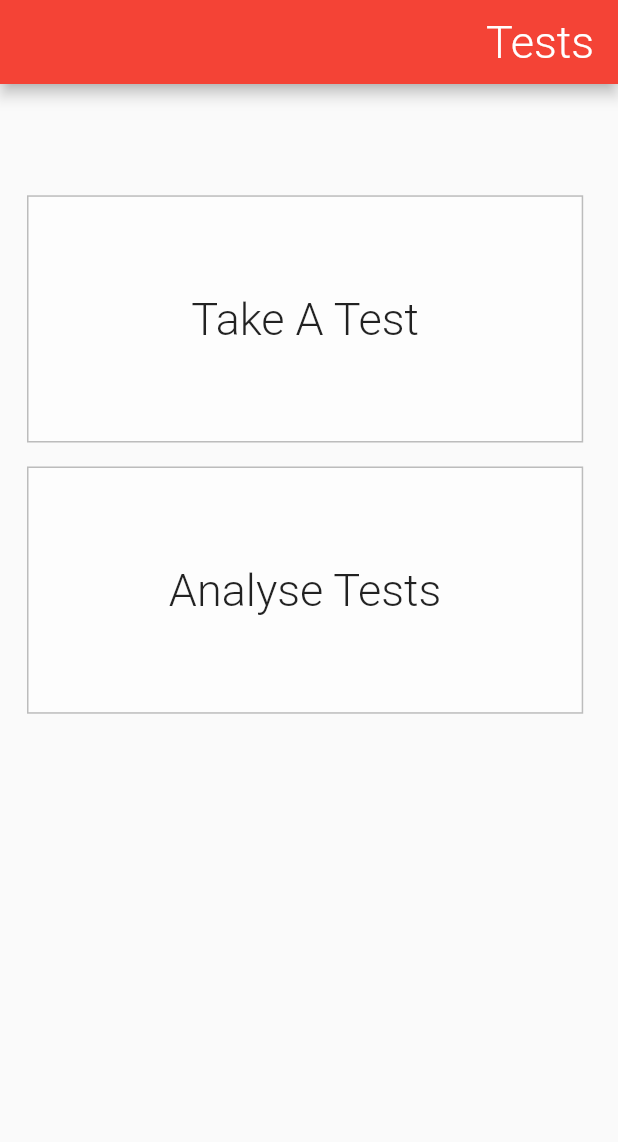
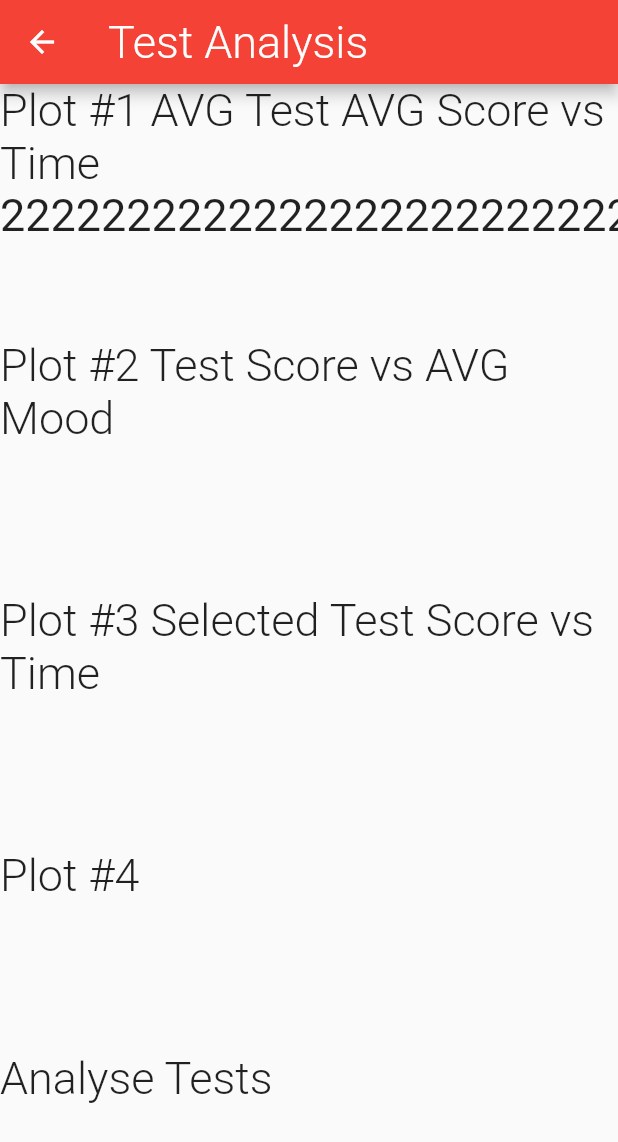
Before and after one commit to dispersik/psychodynamics, a Flutter app: the TestScreen screen opened directly, after a tap on "Analyse Tests", on a phone screen of 412 x 824 dp. Shown: the top 1142 px of the screen. Run offline on Flutter 3.47's test engine with Material 2 defaults, Android fonts, the phone set to English and light mode, and no system bars; our stand-ins replace flutter_bloc, sqflite; accounts and stored records are empty.

```diff
--- /dev/null
+++ b/lib/front/screens/tests/test_analyse/test_analyse_screen.dart
@@ -0,0 +1,99 @@
+import 'package:flutter/cupertino.dart';
+import 'package:flutter/material.dart';
+
+class TestAnalyseScreen extends StatefulWidget {
+  @override
+  _TestAnalyseScreenState createState() => _TestAnalyseScreenState();
+}
+
+class _TestAnalyseScreenState extends State<TestAnalyseScreen> {
+  @override
+  Widget build(BuildContext context) {
+    return Scaffold(
+      appBar: AppBar(
+        title: Text(
+          'Test Analysis',
+          style: TextStyle(
+            fontSize: 30,
+            fontWeight: FontWeight.w300,
+          ),
+        ),
+      ),
+      body: ListView(
+        children: [
+          Text(
+            'Plot #1 AVG Test AVG Score vs Time',
+            style: TextStyle(
+              fontWeight: FontWeight.w300,
+              fontSize: 30,
+            ),
+          ),
+          SizedBox(
+            height: 100,
+            child: ListView(
+              scrollDirection: Axis.horizontal,
+              children: [
+                Text(
+                  '22222222222222222222222222323266666666464618461846182461246124721481264127468126418746184612487148768714681246174184',
+                  style: TextStyle(
+                    fontSize: 30,
+                  ),
+                )
+              ],
+            ),
+          ),
+          Text(
+            'Plot #2 Test Score vs AVG Mood',
+            style: TextStyle(
+              fontWeight: FontWeight.w300,
+              fontSize: 30,
+            ),
+          ),
+          SizedBox(
+            height: 100,
+          ),
+          Text(
+            'Plot #3 Selected Test Score vs Time',
+            style: TextStyle(
+              fontWeight: FontWeight.w300,
+              fontSize: 30,
+            ),
+          ),
+          SizedBox(
+            height: 100,
+          ),
+          Text(
+            'Plot #4 ',
+            style: TextStyle(
+              fontWeight: FontWeight.w300,
+              fontSize: 30,
+            ),
+          ),
+          SizedBox(
+            height: 100,
+          ),
+          Text(
+            'Analyse Tests',
+            style: TextStyle(
+              fontWeight: FontWeight.w300,
+              fontSize: 30,
+            ),
+          ),
+          SizedBox(
+            height: 100,
+          ),
+          Text(
+            'Analyse Tests',
+            style: TextStyle(
+              fontWeight: FontWeight.w300,
+              fontSize: 30,
+            ),
+          ),
+          SizedBox(
+            height: 100,
+          ),
+        ],
+      ),
+    );
+  }
+}
--- a/lib/front/screens/tests/test_screen.dart
+++ b/lib/front/screens/tests/test_screen.dart
@@ -1,6 +1,7 @@
 import 'package:flutter/cupertino.dart';
 import 'package:flutter/material.dart';
 import 'package:psychodynamics/back/data/utilities/bdi_ru_parser.dart';
+import 'package:psychodynamics/front/screens/tests/test_analyse/test_analyse_screen.dart';
 import 'package:psychodynamics/front/screens/tests/test_listing/test_listing_screen.dart';
 
 class TestScreen extends StatefulWidget {
@@ -66,7 +67,12 @@ class _TestScreen extends State<TestScreen> {
               ),
               GestureDetector(
                 onTap: () async {
-                  // Navigator.
+                  Navigator.push(
+                    context,
+                    CupertinoPageRoute(
+                      builder: (context) => TestAnalyseScreen(),
+                    ),
+                  );
                 },
                 child: Padding(
                   padding: const EdgeInsets.all(8.0),
@@ -77,13 +83,14 @@ class _TestScreen extends State<TestScreen> {
                         color: Colors.white54,
                         border: Border.all(color: Colors.black26)),
                     child: Center(
-                        child: Text(
-                      'Analyse Tests',
-                      style: TextStyle(
-                        fontWeight: FontWeight.w300,
-                        fontSize: 30,
+                      child: Text(
+                        'Analyse Tests',
+                        style: TextStyle(
+                          fontWeight: FontWeight.w300,
+                          fontSize: 30,
+                        ),
                       ),
-                    )),
+                    ),
                   ),
                 ),
               ),
--- a/pubspec.yaml
+++ b/pubspec.yaml
@@ -26,7 +26,6 @@ dependencies:
   flutter_bloc: ^7.0.0
   fl_chart: ^0.30.0
   sqflite: ^2.0.0+3
-  webview_flutter: ^2.0.3
   analyzer: ^1.3.0
 
   # The following adds the Cupertino Icons font to your application.
```
Also changed, not shown: lib/front/screens/mood/mood_screen.dart (+8 -3 lines), lib/front/screens/mood/new_mood/new_mood_screen.dart (added, +71 -0 lines), lib/front/screens/tests/test_form/test_form.dart (+1 -1 lines), pubspec.lock.
